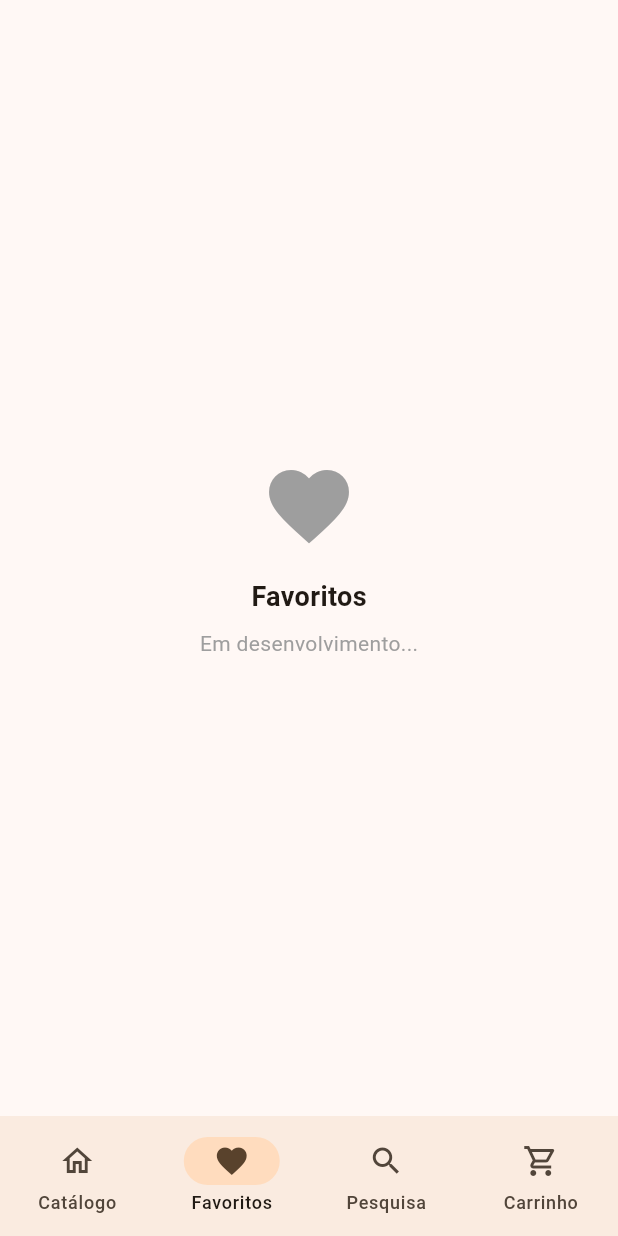
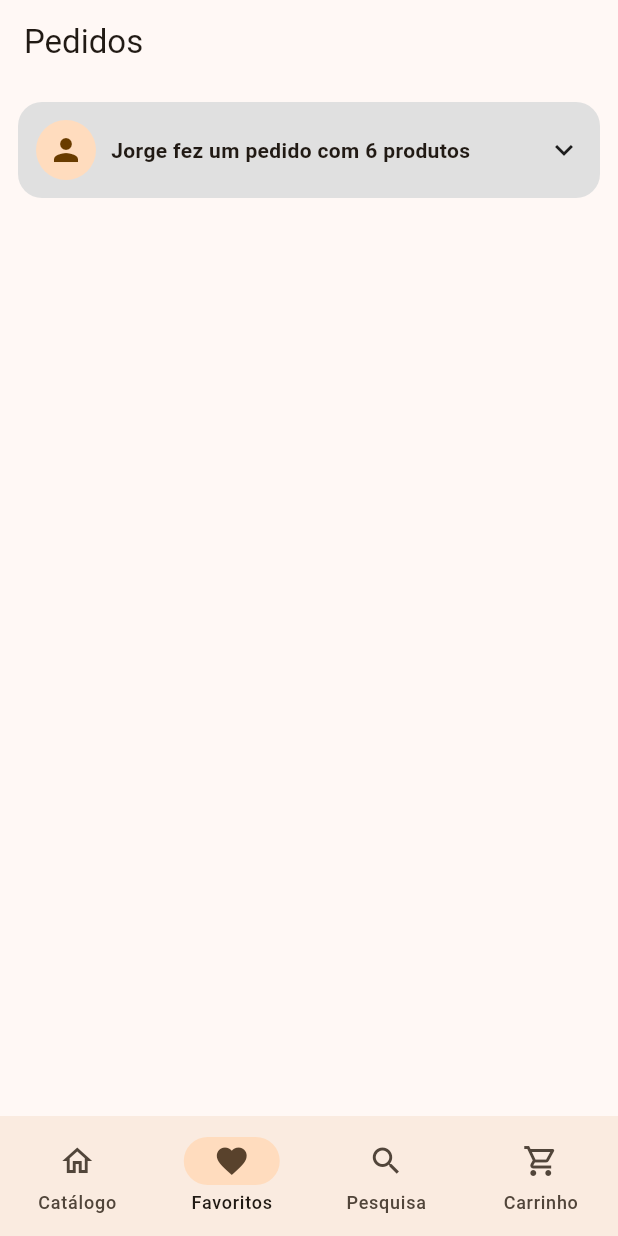
Before and after one commit to leonardovieira-alt/pi_lj, a Flutter app: the HomeShell screen opened directly, item 2 of the bottom bar chosen, on a phone screen of 412 x 824 dp. Run offline on Flutter 3.47's test engine with Material 3 defaults, Android fonts, the phone set to English and light mode, and no system bars; our stand-ins replace dio, image_picker, shared_preferences; accounts and stored records are empty; network calls fail.

Commit message:
Modificações feitas
Na tela de cadastro foi alterado o campo de Número de telefone, agora só é possível colocar números no campo e ele vai formatar automaticamente para "(00) 00000-0000", essa mudança também foi feita na tela de perfil (infelizmente não pude conferir mas espero que esteja funcionando normalmente), o campo Data de aniversario da tela de cadastro também foi alterado para formatação dd/mm/yyyy.
Foi criado a tela "admin_orders_screen" que é uma tela voltada para os usuários de cargo admin para verem os pedidos feitos por usuários, por enquanto ele está aberto para qualquer usuário ver, ainda há mudanças nele para ser feito mas por agora está com um resultado fascinante.

```diff
--- /dev/null
+++ b/lib/features/catalog/presentation/admin_orders_screen.dart
@@ -0,0 +1,209 @@
+import 'package:flutter/material.dart';
+import 'package:intl/intl.dart';
+
+class AdminOrdersScreen extends StatefulWidget {
+  const AdminOrdersScreen({super.key});
+
+  @override
+  State<AdminOrdersScreen> createState() => _AdminOrdersScreenState();
+}
+
+class _AdminOrdersScreenState extends State<AdminOrdersScreen> {
+  final List<OrderModel> orders = [
+    OrderModel(
+      userName: 'Jorge',
+      userImage: '',
+      items: [
+        OrderItem(name: 'Produto 1', quantity: 3, price: 8),
+        OrderItem(name: 'Produto 2', quantity: 2, price: 10),
+        OrderItem(name: 'Produto 3', quantity: 1, price: 15),
+      ],
+    ),
+  ];
+
+  final currency = NumberFormat.currency(locale: 'pt_BR', symbol: 'R\$');
+
+  @override
+  Widget build(BuildContext context) {
+    return Scaffold(
+      appBar: AppBar(title: const Text('Pedidos')),
+      body: ListView.builder(
+        padding: const EdgeInsets.all(12),
+        itemCount: orders.length,
+        itemBuilder: (_, index) {
+          final order = orders[index];
+          return _OrderCard(
+            order: order,
+            currency: currency,
+            onToggleExpand: () {
+              setState(() => order.isExpanded = !order.isExpanded);
+            },
+            onToggleRetirada: () {
+              setState(() => order.isRetirado = !order.isRetirado);
+            },
+          );
+        },
+      ),
+    );
+  }
+}
+
+class _OrderCard extends StatelessWidget {
+  final OrderModel order;
+  final NumberFormat currency;
+  final VoidCallback onToggleExpand;
+  final VoidCallback onToggleRetirada;
+
+  const _OrderCard({
+    required this.order,
+    required this.currency,
+    required this.onToggleExpand,
+    required this.onToggleRetirada,
+  });
+
+  @override
+  Widget build(BuildContext context) {
+    final totalQtd = order.items.fold<int>(0, (sum, e) => sum + e.quantity);
+    final totalPrice =
+        order.items.fold<double>(0, (sum, e) => sum + (e.quantity * e.price));
+
+    final isRetirado = order.isRetirado;
+
+    return GestureDetector(
+      onTap: onToggleExpand,
+      child: Container(
+        margin: const EdgeInsets.only(bottom: 12),
+        padding: const EdgeInsets.all(12),
+        decoration: BoxDecoration(
+          color: isRetirado ? Colors.green[100] : Colors.grey[300],
+          borderRadius: BorderRadius.circular(16),
+        ),
+        child: Column(
+          children: [
+            // HEADER
+            Row(
+              children: [
+                const CircleAvatar(child: Icon(Icons.person)),
+                const SizedBox(width: 10),
+                Expanded(
+                  child: Text(
+                    isRetirado
+                        ? '${order.userName} retirou o pedido de $totalQtd produtos'
+                        : '${order.userName} fez um pedido com $totalQtd produtos',
+                    style: const TextStyle(fontWeight: FontWeight.w600),
+                  ),
+                ),
+                Icon(order.isExpanded
+                    ? Icons.keyboard_arrow_up
+                    : Icons.keyboard_arrow_down),
+              ],
+            ),
+
+            if (order.isExpanded) ...[
+              const SizedBox(height: 12),
+
+              // HEADER TABELA
+              const Row(
+                mainAxisAlignment: MainAxisAlignment.spaceBetween,
+                children: [
+                  Text('PRODUTO'),
+                  Text('QTD'),
+                  Text('PREÇO'),
+                ],
+              ),
+              const SizedBox(height: 8),
+
+              // ITENS
+              ...order.items.map((item) {
+                final totalItem = item.price * item.quantity;
+
+                return Padding(
+                  padding: const EdgeInsets.symmetric(vertical: 6),
+                  child: Row(
+                    mainAxisAlignment: MainAxisAlignment.spaceBetween,
+                    children: [
+                      Row(
+                        children: [
+                          Container(
+                            width: 40,
+                            height: 40,
+                            color: Colors.grey,
+                          ),
+                          const SizedBox(width: 8),
+                          Text(item.name),
+                        ],
+                      ),
+                      Text('${item.quantity}'),
+                      Text(currency.format(totalItem)),
+                    ],
+                  ),
+                );
+              }),
+
+              const Divider(),
+
+              // TOTAL
+              Row(
+                mainAxisAlignment: MainAxisAlignment.spaceBetween,
+                children: [
+                  const Text('TOTAL DO PEDIDO'),
+                  Text('$totalQtd'),
+                  Text(currency.format(totalPrice)),
+                ],
+              ),
+
+              const SizedBox(height: 12),
+
+              // BOTÃO
+              SizedBox(
+                width: double.infinity,
+                child: ElevatedButton(
+                  style: ElevatedButton.styleFrom(
+                    backgroundColor:
+                        isRetirado ? Colors.orange : Colors.green,
+                    padding: const EdgeInsets.symmetric(vertical: 14),
+                  ),
+                  onPressed: onToggleRetirada,
+                  child: Text(
+                    isRetirado
+                        ? 'Marcar como não retirado'
+                        : 'Marcar como retirado',
+                  ),
+                ),
+              ),
+            ]
+          ],
+        ),
+      ),
+    );
+  }
+}
+
+class OrderModel {
+  final String userName;
+  final String userImage;
+  final List<OrderItem> items;
+
+  bool isExpanded;
+  bool isRetirado;
+
+  OrderModel({
+    required this.userName,
+    required this.userImage,
+    required this.items,
+    this.isExpanded = false,
+    this.isRetirado = false,
+  });
+}
+
+class OrderItem {
+  final String name;
+  final int quantity;
+  final double price;
+
+  OrderItem({
+    required this.name,
+    required this.quantity,
+    required this.price,
+  });
+}
--- a/lib/features/home/presentation/home_shell.dart
+++ b/lib/features/home/presentation/home_shell.dart
@@ -2,6 +2,7 @@ import 'package:flutter/material.dart';
 
 import '../../../shared/widgets/app_bottom_nav.dart';
 import '../../catalog/presentation/catalog_screen.dart';
+import '../../catalog/presentation/admin_orders_screen.dart';
 
 class HomeShell extends StatefulWidget {
   const HomeShell({super.key});
@@ -15,6 +16,7 @@ class _HomeShellState extends State<HomeShell> {
 
   late final List<Widget> pages = const [
     CatalogScreen(),
+    AdminOrdersScreen(),
     _FavoritesPlaceholder(),
     _SearchPlaceholder(),
     _CartPlaceholder(),
```
Also changed, not shown: lib/features/auth/presentation/register_screen.dart (+84 -79 lines), lib/features/profile/presentation/profile_screen.dart (+36 -11 lines).
